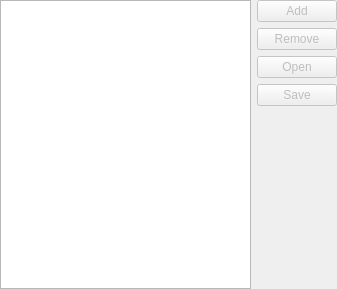
First picture: the form in src/gui/entry/EntryAttachmentsWidget.ui, repository ziah/keepassxc, before the edit.
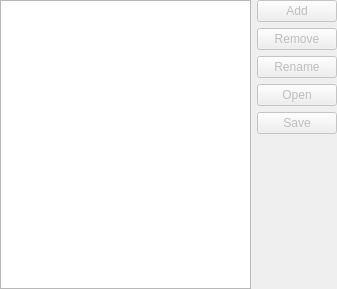
Second picture: the form after the edit.

Commit message: Lots of UI tweaks, use system theme icons, enable QLineEdit borders, allow renaming attachments

What changed in the file:
```diff
--- a/src/gui/entry/EntryAttachmentsWidget.ui
+++ b/src/gui/entry/EntryAttachmentsWidget.ui
@@ -74,6 +74,19 @@
         </property>
        </widget>
       </item>
+      <item>
+       <widget class="QPushButton" name="renameAttachmentButton">
+        <property name="enabled">
+         <bool>false</bool>
+        </property>
+        <property name="accessibleName">
+         <string>Rename selected attachment</string>
+        </property>
+        <property name="text">
+         <string>Rename</string>
+        </property>
+       </widget>
+      </item>
       <item>
        <widget class="QPushButton" name="openAttachmentButton">
         <property name="enabled">
```
Left out of the diff: 11 changed lines with no effect on the pictures. The commit also changes 27 other files.
